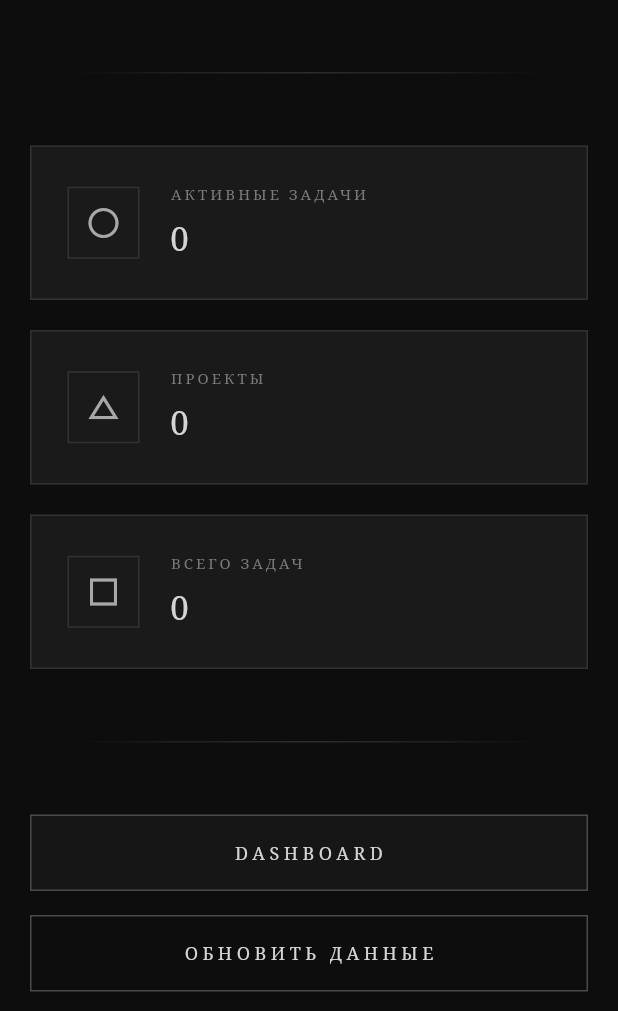
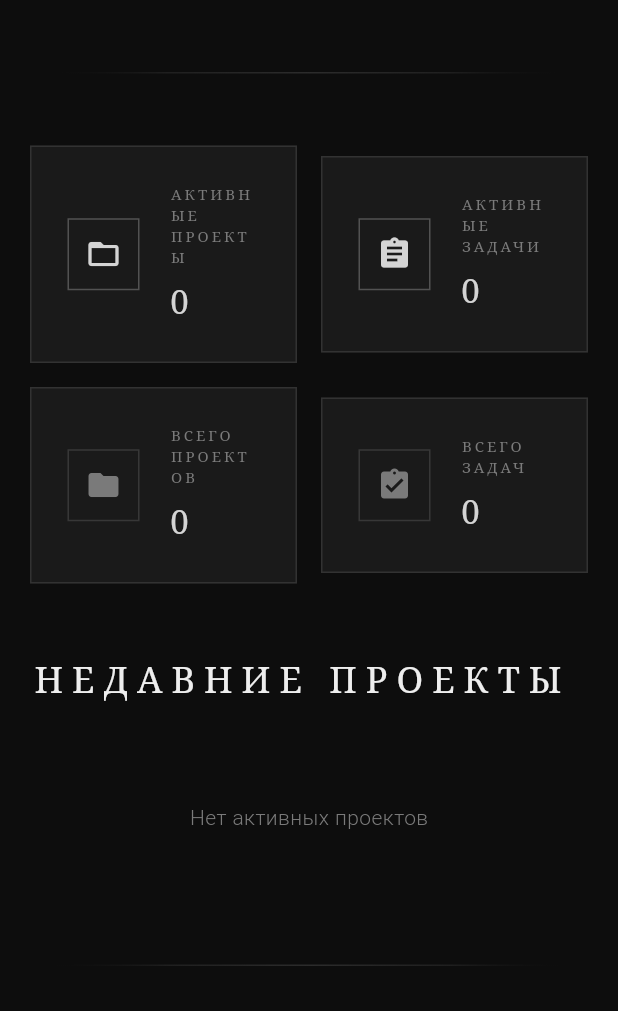
Before and after one commit to Sereza111/creative_collective, a Flutter app: the HomeScreen screen opened directly, on a phone screen of 412 x 824 dp, the part 225-1236 px from its top. Run offline on Flutter 3.47's test engine with Material 3 defaults, Android fonts, the light colour scheme and no system bars; our stand-ins replace flutter_riverpod, flutter_secure_storage; accounts and stored records are empty; network calls fail.

Commit message:
feat: Improve home screen with stats, add profile editing functionality

```diff
--- a/lib/screens/home_screen.dart
+++ b/lib/screens/home_screen.dart
@@ -98,34 +98,101 @@ class _HomeScreenState extends ConsumerState<HomeScreen> {
                   ),
                 )
               else ...[
-            AppTheme.slideUpAnimation(
+                // Overview Cards
+                AppTheme.fadeInAnimation(
+                  child: Row(
+                    children: [
+                      Expanded(
                         child: _buildStatCard(
-                context,
-                'Активные задачи',
-                    '$activeTasks',
-                Icons.circle_outlined,
+                          'АКТИВНЫЕ ПРОЕКТЫ',
+                          activeProjects.length.toString(),
+                          Icons.folder_open,
+                          AppTheme.tombstoneWhite,
                         ),
                       ),
-            const SizedBox(height: 20),
-            AppTheme.slideUpAnimation(
-              duration: const Duration(milliseconds: 900),
+                      const SizedBox(width: 16),
+                      Expanded(
                         child: _buildStatCard(
-                context,
-                    'Проекты',
-                    '${activeProjects.length}',
-                    Icons.change_history_outlined,
+                          'АКТИВНЫЕ ЗАДАЧИ',
+                          activeTasks.toString(),
+                          Icons.assignment,
+                          AppTheme.tombstoneWhite,
                         ),
                       ),
-            const SizedBox(height: 20),
-            AppTheme.slideUpAnimation(
-              duration: const Duration(milliseconds: 1000),
-              child: _buildStatCard(
-                context,
-                    'Всего задач',
-                    '${tasksState.tasks?.length ?? 0}',
-                    Icons.square_outlined,
+                    ],
                   ),
                 ),
+                const SizedBox(height: 16),
+                AppTheme.fadeInAnimation(
+                  child: Row(
+                    children: [
+                      Expanded(
+                        child: _buildStatCard(
+                          'ВСЕГО ПРОЕКТОВ',
+                          projectsState.projects.length.toString(),
+                          Icons.folder,
+                          AppTheme.mistGray,
+                        ),
+                      ),
+                      const SizedBox(width: 16),
+                      Expanded(
+                        child: _buildStatCard(
+                          'ВСЕГО ЗАДАЧ',
+                          (tasksState.tasks ?? []).length.toString(),
+                          Icons.assignment_turned_in,
+                          AppTheme.mistGray,
+                        ),
+                      ),
+                    ],
+                  ),
+                ),
+                const SizedBox(height: 48),
+                // Recent Activity Section
+                AppTheme.gothicTitle('НЕДАВНИЕ ПРОЕКТЫ'),
+                const SizedBox(height: 24),
+                if (activeProjects.isEmpty)
+                  Center(
+                    child: Padding(
+                      padding: const EdgeInsets.all(40.0),
+                      child: Text(
+                        'Нет активных проектов',
+                        style: TextStyle(
+                          color: AppTheme.mistGray,
+                          fontSize: 14,
+                        ),
+                      ),
+                    ),
+                  )
+                else
+                  ...activeProjects.take(3).map((project) {
+                    return Padding(
+                      padding: const EdgeInsets.only(bottom: 12),
+                      child: AppTheme.animatedGothicCard(
+                        child: ListTile(
+                          leading: Icon(Icons.folder, color: AppTheme.tombstoneWhite),
+                          title: Text(
+                            project.name.toUpperCase(),
+                            style: TextStyle(
+                              color: AppTheme.tombstoneWhite,
+                              fontSize: 12,
+                              letterSpacing: 1.5,
+                            ),
+                          ),
+                          subtitle: Text(
+                            '${project.progress}% завершено',
+                            style: TextStyle(
+                              color: AppTheme.mistGray,
+                              fontSize: 10,
+                            ),
+                          ),
+                          trailing: Icon(Icons.arrow_forward, color: AppTheme.mistGray),
+                          onTap: () {
+                            // Navigate to project details
+                          },
+                        ),
+                      ),
+                    );
+                  }).toList(),
               ],
 
             const SizedBox(height: 48),
@@ -209,10 +276,10 @@ class _HomeScreenState extends ConsumerState<HomeScreen> {
   }
 
   Widget _buildStatCard(
-    BuildContext context,
     String label,
     String value,
     IconData icon,
+    Color iconColor,
   ) {
     return AppTheme.animatedGothicCard(
       child: Padding(
@@ -224,12 +291,12 @@ class _HomeScreenState extends ConsumerState<HomeScreen> {
               height: 48,
               decoration: BoxDecoration(
                 border: Border.all(
-                  color: AppTheme.dimGray.withOpacity(0.5),
+                  color: iconColor.withOpacity(0.3),
                   width: 1,
                 ),
                 borderRadius: BorderRadius.zero,
               ),
-              child: Icon(icon, color: AppTheme.ashGray, size: 24),
+              child: Icon(icon, color: iconColor, size: 24),
             ),
             const SizedBox(width: 20),
             Expanded(
```
Also changed, not shown: lib/screens/forms/edit_profile_screen.dart (added, +188 -0 lines), lib/screens/profile_screen.dart (+12 -0 lines), lib/services/api_service.dart (+20 -0 lines), 2 other files. Lines whose indentation alone changed are shown as unchanged.
